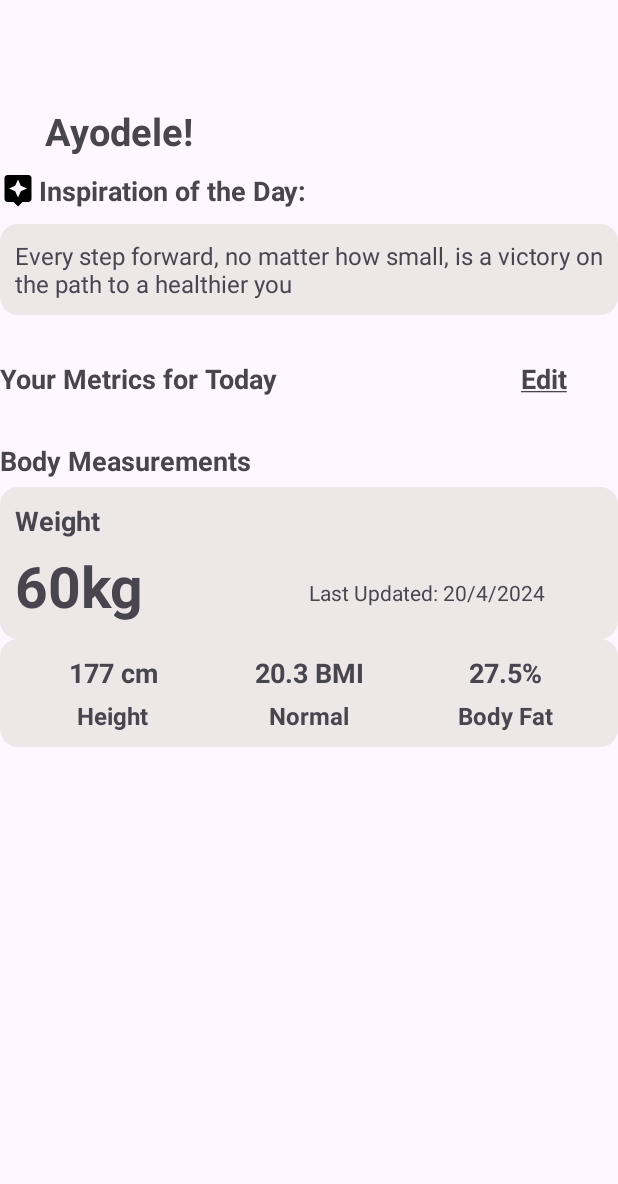
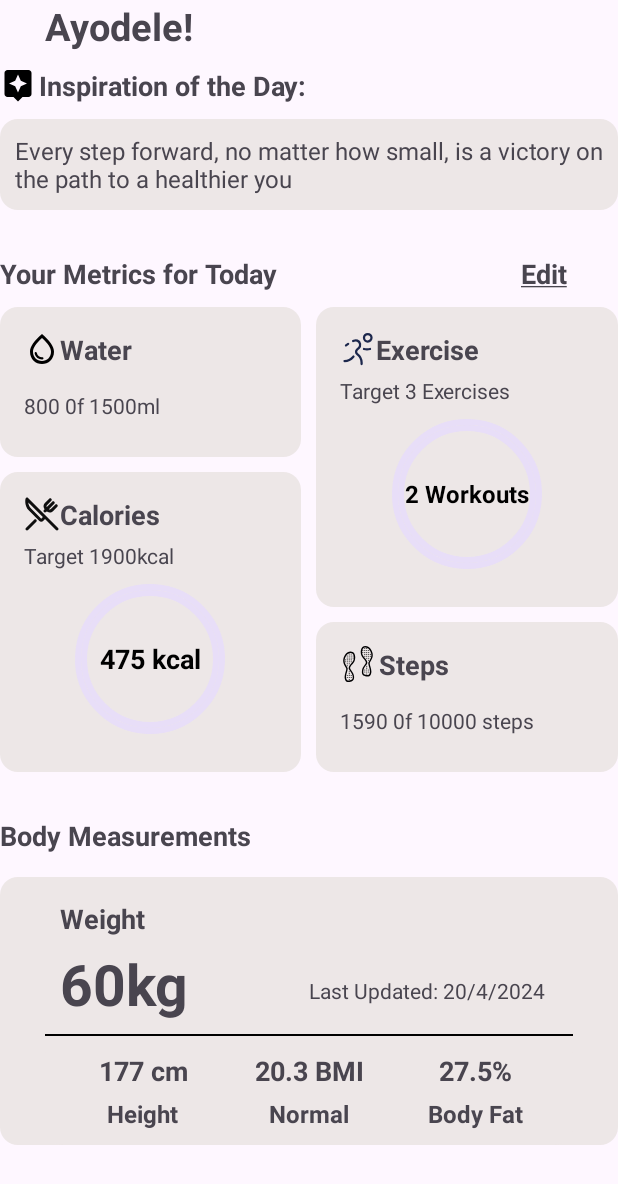
Before and after one commit to Ayoor/Gravity, an Android app: the layout dashboard_items.xml on its own in the app's theme, with its tools: preview values and no code run, on a phone screen of 412 x 824 dp. Shown: the top 1184 px of the screen. Run offline under Robolectric (Android 15) with nearby library versions, the phone set to English and light mode, and no system bars.

```diff
--- a/app/build.gradle.kts
+++ b/app/build.gradle.kts
@@ -60,8 +60,9 @@ dependencies {
     // When using the BoM, don't specify versions in Firebase dependencies
     implementation("com.google.firebase:firebase-analytics")
 
+//    for bottom nav
+    implementation (libs.material)
 
-    // Add the dependencies for any other desired Firebase products
-    // https://firebase.google.com/docs/android/setup#available-libraries
+
 
 }
--- /dev/null
+++ b/app/src/main/res/drawable/day_mode.xml
@@ -0,0 +1,5 @@
+<vector xmlns:android="http://schemas.android.com/apk/res/android" android:height="24dp" android:tint="#000000" android:viewportHeight="24" android:viewportWidth="24" android:width="24dp">
+
+    <path android:fillColor="@android:color/white" android:pathData="M11,4V2c0,-0.55 0.45,-1 1,-1s1,0.45 1,1v2c0,0.55 -0.45,1 -1,1S11,4.55 11,4zM18.36,7.05l1.41,-1.42c0.39,-0.39 0.39,-1.02 0,-1.41c-0.39,-0.39 -1.02,-0.39 -1.41,0l-1.41,1.42c-0.39,0.39 -0.39,1.02 0,1.41C17.34,7.44 17.97,7.44 18.36,7.05zM22,11h-2c-0.55,0 -1,0.45 -1,1s0.45,1 1,1h2c0.55,0 1,-0.45 1,-1S22.55,11 22,11zM12,19c-0.55,0 -1,0.45 -1,1v2c0,0.55 0.45,1 1,1s1,-0.45 1,-1v-2C13,19.45 12.55,19 12,19zM5.64,7.05L4.22,5.64c-0.39,-0.39 -0.39,-1.03 0,-1.41s1.03,-0.39 1.41,0l1.41,1.41c0.39,0.39 0.39,1.03 0,1.41S6.02,7.44 5.64,7.05zM16.95,16.95c-0.39,0.39 -0.39,1.03 0,1.41l1.41,1.41c0.39,0.39 1.03,0.39 1.41,0c0.39,-0.39 0.39,-1.03 0,-1.41l-1.41,-1.41C17.98,16.56 17.34,16.56 16.95,16.95zM2,13h2c0.55,0 1,-0.45 1,-1s-0.45,-1 -1,-1H2c-0.55,0 -1,0.45 -1,1S1.45,13 2,13zM5.64,19.78l1.41,-1.41c0.39,-0.39 0.39,-1.03 0,-1.41s-1.03,-0.39 -1.41,0l-1.41,1.41c-0.39,0.39 -0.39,1.03 0,1.41C4.61,20.17 5.25,20.17 5.64,19.78zM12,6c-3.31,0 -6,2.69 -6,6s2.69,6 6,6s6,-2.69 6,-6S15.31,6 12,6z"/>
+
+</vector>
--- /dev/null
+++ b/app/src/main/res/drawable/edit.xml
@@ -0,0 +1,5 @@
+<vector xmlns:android="http://schemas.android.com/apk/res/android" android:height="24dp" android:tint="#000000" android:viewportHeight="24" android:viewportWidth="24" android:width="24dp">
+
+    <path android:fillColor="@android:color/white" android:pathData="M3,17.25V21h3.75L17.81,9.94l-3.75,-3.75L3,17.25zM20.71,7.04c0.39,-0.39 0.39,-1.02 0,-1.41l-2.34,-2.34c-0.39,-0.39 -1.02,-0.39 -1.41,0l-1.83,1.83 3.75,3.75 1.83,-1.83z"/>
+
+</vector>
--- /dev/null
+++ b/app/src/main/res/drawable/logout.xml
@@ -0,0 +1,5 @@
+<vector xmlns:android="http://schemas.android.com/apk/res/android" android:autoMirrored="true" android:height="24dp" android:tint="#000000" android:viewportHeight="24" android:viewportWidth="24" android:width="24dp">
+
+    <path android:fillColor="@android:color/white" android:pathData="M17,7l-1.41,1.41L18.17,11H8v2h10.17l-2.58,2.58L17,17l5,-5zM4,5h8V3H4c-1.1,0 -2,0.9 -2,2v14c0,1.1 0.9,2 2,2h8v-2H4V5z"/>
+
+</vector>
--- /dev/null
+++ b/app/src/main/res/drawable/menu.xml
@@ -0,0 +1,5 @@
+<vector xmlns:android="http://schemas.android.com/apk/res/android" android:height="24dp" android:tint="#000000" android:viewportHeight="24" android:viewportWidth="24" android:width="24dp">
+
+    <path android:fillColor="@android:color/white" android:pathData="M3,18h18v-2L3,16v2zM3,13h18v-2L3,11v2zM3,6v2h18L21,6L3,6z"/>
+
+</vector>
--- /dev/null
+++ b/app/src/main/res/drawable/night_mode.xml
@@ -0,0 +1,5 @@
+<vector xmlns:android="http://schemas.android.com/apk/res/android" android:height="24dp" android:tint="#000000" android:viewportHeight="24" android:viewportWidth="24" android:width="24dp">
+
+    <path android:fillColor="@android:color/white" android:pathData="M9.5,2c-1.82,0 -3.53,0.5 -5,1.35c2.99,1.73 5,4.95 5,8.65s-2.01,6.92 -5,8.65C5.97,21.5 7.68,22 9.5,22c5.52,0 10,-4.48 10,-10S15.02,2 9.5,2z"/>
+
+</vector>
--- /dev/null
+++ b/app/src/main/res/drawable/stats.xml
@@ -0,0 +1,5 @@
+<vector xmlns:android="http://schemas.android.com/apk/res/android" android:height="24dp" android:tint="#000000" android:viewportHeight="24" android:viewportWidth="24" android:width="24dp">
+
+    <path android:fillColor="@android:color/white" android:pathData="M19.88,18.47c0.44,-0.7 0.7,-1.51 0.7,-2.39c0,-2.49 -2.01,-4.5 -4.5,-4.5s-4.5,2.01 -4.5,4.5s2.01,4.5 4.49,4.5c0.88,0 1.7,-0.26 2.39,-0.7L21.58,23L23,21.58L19.88,18.47zM16.08,18.58c-1.38,0 -2.5,-1.12 -2.5,-2.5c0,-1.38 1.12,-2.5 2.5,-2.5s2.5,1.12 2.5,2.5C18.58,17.46 17.46,18.58 16.08,18.58zM15.72,10.08c-0.74,0.02 -1.45,0.18 -2.1,0.45l-0.55,-0.83l-3.8,6.18l-3.01,-3.52l-3.63,5.81L1,17l5,-8l3,3.5L13,6C13,6 15.72,10.08 15.72,10.08zM18.31,10.58c-0.64,-0.28 -1.33,-0.45 -2.05,-0.49c0,0 5.12,-8.09 5.12,-8.09L23,3.18L18.31,10.58z"/>
+
+</vector>
--- /dev/null
+++ b/app/src/main/res/drawable/user.xml
@@ -0,0 +1,5 @@
+<vector xmlns:android="http://schemas.android.com/apk/res/android" android:height="24dp" android:tint="#000000" android:viewportHeight="24" android:viewportWidth="24" android:width="24dp">
+
+    <path android:fillColor="@android:color/white" android:pathData="M12,12c2.21,0 4,-1.79 4,-4s-1.79,-4 -4,-4 -4,1.79 -4,4 1.79,4 4,4zM12,14c-2.67,0 -8,1.34 -8,4v2h16v-2c0,-2.66 -5.33,-4 -8,-4z"/>
+
+</vector>
--- /dev/null
+++ b/app/src/main/res/drawable/widget_background.xml
@@ -0,0 +1,21 @@
+<?xml version="1.0" encoding="utf-8"?>
+<layer-list xmlns:android="http://schemas.android.com/apk/res/android" >
+    <item
+        android:bottom="1dp"
+        android:left="-2dp"
+        android:right="-2dp"
+        android:top="-2dp">
+        <shape android:shape="rectangle" >
+            <stroke
+                android:width="1dp"
+                android:color="@color/black" />
+            <solid android:color="@color/lightGrey" />
+
+            <padding android:left="10dp"
+                android:right="10dp"
+                android:top="10dp"
+                android:bottom="10dp" />
+        </shape>
+    </item>
+
+</layer-list>
--- a/app/src/main/res/layout/dashboard_items.xml
+++ b/app/src/main/res/layout/dashboard_items.xml
@@ -17,7 +17,6 @@
         android:layout_width="wrap_content"
         android:layout_height="wrap_content"
         android:textSize="25sp"
-        android:layout_marginTop="70dp"
         android:layout_marginStart="30dp"
         android:textStyle="bold"
         tools:text="Ayodele!" />
@@ -89,203 +88,203 @@
 
     </LinearLayout>
 
-<!--    &lt;!&ndash;metrics widget&ndash;&gt;-->
-<!--    <LinearLayout-->
-<!--        android:layout_width="match_parent"-->
-<!--        android:layout_height="wrap_content"-->
-<!--        android:layout_marginTop="10dp"-->
-<!--        android:orientation="horizontal"-->
-<!--        android:baselineAligned="false">-->
+    <!--metrics widget-->
+    <LinearLayout
+        android:layout_width="match_parent"
+        android:layout_height="wrap_content"
+        android:layout_marginTop="10dp"
+        android:orientation="horizontal"
+        android:baselineAligned="false">
 
-<!--        &lt;!&ndash; First row &ndash;&gt;-->
-<!--        <LinearLayout-->
-<!--            android:layout_width="0dp"-->
-<!--            android:layout_height="wrap_content"-->
-<!--            android:layout_weight="1"-->
-<!--            android:orientation="vertical">-->
+        <!-- First row -->
+        <LinearLayout
+            android:layout_width="0dp"
+            android:layout_height="wrap_content"
+            android:layout_weight="1"
+            android:orientation="vertical">
 
-<!--            &lt;!&ndash; Water Metrics &ndash;&gt;-->
-<!--            <LinearLayout-->
-<!--                android:layout_width="match_parent"-->
-<!--                android:layout_height="100dp"-->
-<!--                android:background="@drawable/quote_background"-->
-<!--                android:orientation="vertical"-->
-<!--                android:padding="16dp">-->
+            <!-- Water Metrics -->
+            <LinearLayout
+                android:layout_width="match_parent"
+                android:layout_height="100dp"
+                android:background="@drawable/quote_background"
+                android:orientation="vertical"
+                android:padding="16dp">
 
-<!--                <TextView-->
-<!--                    android:layout_width="wrap_content"-->
-<!--                    android:layout_height="wrap_content"-->
-<!--                    android:text="@string/water"-->
-<!--                    android:textStyle="bold"-->
-<!--                    app:drawableStartCompat="@drawable/waterdrop"-->
-<!--                    android:textSize="18sp"-->
-<!--                    />-->
-<!--                <TextView-->
-<!--                    android:layout_width="wrap_content"-->
-<!--                    android:layout_height="wrap_content"-->
-<!--                    android:text="800 0f 1500ml"-->
-<!--                    android:textSize="14sp"-->
-<!--                    android:layout_marginTop="15dp"-->
-<!--                    />-->
-<!--                <com.google.android.material.progressindicator.LinearProgressIndicator-->
-<!--                    android:id="@+id/waterProgressIndicator"-->
-<!--                    android:layout_width="match_parent"-->
-<!--                    android:layout_height="wrap_content"-->
-<!--                    android:layout_marginTop="10dp" />-->
+                <TextView
+                    android:layout_width="wrap_content"
+                    android:layout_height="wrap_content"
+                    android:text="@string/water"
+                    android:textStyle="bold"
+                    app:drawableStartCompat="@drawable/waterdrop"
+                    android:textSize="18sp"
+                    />
+                <TextView
+                    android:layout_width="wrap_content"
+                    android:layout_height="wrap_content"
+                    android:text="800 0f 1500ml"
+                    android:textSize="14sp"
+                    android:layout_marginTop="15dp"
+                    />
+                <com.google.android.material.progressindicator.LinearProgressIndicator
+                    android:id="@+id/waterProgressIndicator"
+                    android:layout_width="match_parent"
+                    android:layout_height="wrap_content"
+                    android:layout_marginTop="10dp" />
 
 
-<!--            </LinearLayout>-->
+            </LinearLayout>
 
-<!--            &lt;!&ndash; Second item &ndash;&gt;-->
-<!--            <LinearLayout-->
-<!--                android:layout_width="match_parent"-->
-<!--                android:layout_height="200dp"-->
-<!--                android:background="@drawable/quote_background"-->
-<!--                android:layout_marginTop="10dp"-->
-<!--                android:orientation="vertical"-->
-<!--                android:padding="16dp">-->
+            <!-- Second item -->
+            <LinearLayout
+                android:layout_width="match_parent"
+                android:layout_height="200dp"
+                android:background="@drawable/quote_background"
+                android:layout_marginTop="10dp"
+                android:orientation="vertical"
+                android:padding="16dp">
 
-<!--                <TextView-->
-<!--                    android:layout_width="wrap_content"-->
-<!--                    android:layout_height="wrap_content"-->
-<!--                    android:text="@string/calories"-->
-<!--                    android:textStyle="bold"-->
-<!--                    app:drawableStartCompat="@drawable/cutlery"-->
-<!--                    android:textSize="18sp" />-->
+                <TextView
+                    android:layout_width="wrap_content"
+                    android:layout_height="wrap_content"
+                    android:text="@string/calories"
+                    android:textStyle="bold"
+                    app:drawableStartCompat="@drawable/cutlery"
+                    android:textSize="18sp" />
 
-<!--                <TextView-->
-<!--                    android:layout_width="wrap_content"-->
-<!--                    android:layout_height="wrap_content"-->
-<!--                    android:text="Target 1900kcal"-->
-<!--                    android:textSize="14sp"-->
-<!--                    android:layout_marginTop="5dp"-->
-<!--                    />-->
+                <TextView
+                    android:layout_width="wrap_content"
+                    android:layout_height="wrap_content"
+                    android:text="Target 1900kcal"
+                    android:textSize="14sp"
+                    android:layout_marginTop="5dp"
+                    />
 
-<!--                <FrameLayout-->
-<!--                    android:layout_width="match_parent"-->
-<!--                    android:layout_height="match_parent">-->
+                <FrameLayout
+                    android:layout_width="match_parent"
+                    android:layout_height="match_parent">
 
-<!--                    <com.google.android.material.progressindicator.CircularProgressIndicator-->
-<!--                        android:id="@+id/caloryProgressIndicator"-->
-<!--                        android:layout_width="wrap_content"-->
-<!--                        android:layout_height="wrap_content"-->
-<!--                        android:layout_gravity="center"-->
-<!--                        app:indicatorSize="100dp" />-->
-<!--                    &lt;!&ndash;                    a second one to increase the thickness&ndash;&gt;-->
-<!--                    <com.google.android.material.progressindicator.CircularProgressIndicator-->
-<!--                        android:id="@+id/caloryProgressIndicator2"-->
-<!--                        android:layout_width="wrap_content"-->
-<!--                        android:layout_height="wrap_content"-->
-<!--                        android:layout_gravity="center"-->
-<!--                        app:indicatorSize="92dp" />-->
+                    <com.google.android.material.progressindicator.CircularProgressIndicator
+                        android:id="@+id/caloryProgressIndicator"
+                        android:layout_width="wrap_content"
+                        android:layout_height="wrap_content"
+                        android:layout_gravity="center"
+                        app:indicatorSize="100dp" />
+                    <!--                    a second one to increase the thickness-->
+                    <com.google.android.material.progressindicator.CircularProgressIndicator
+                        android:id="@+id/caloryProgressIndicator2"
+                        android:layout_width="wrap_content"
+                        android:layout_height="wrap_content"
+                        android:layout_gravity="center"
+                        app:indicatorSize="92dp" />
 
-<!--                    <TextView-->
-<!--                        android:layout_width="wrap_content"-->
-<!--                        android:layout_height="wrap_content"-->
-<!--                        android:layout_gravity="center"-->
-<!--                        android:textSize="18sp"-->
-<!--                        android:textStyle="bold"-->
-<!--                        android:textColor="@android:color/black"-->
-<!--                        android:text="475 kcal"-->
-<!--                        />-->
-<!--                </FrameLayout>-->
-<!--            </LinearLayout>-->
+                    <TextView
+                        android:layout_width="wrap_content"
+                        android:layout_height="wrap_content"
+                        android:layout_gravity="center"
+                        android:textSize="18sp"
+                        android:textStyle="bold"
+                        android:textColor="@android:color/black"
+                        android:text="475 kcal"
+                        />
+                </FrameLayout>
+            </LinearLayout>
 
-<!--        </LinearLayout>-->
+        </LinearLayout>
 
-<!--        &lt;!&ndash; Second Column &ndash;&gt;-->
-<!--        <LinearLayout-->
-<!--            android:layout_width="0dp"-->
-<!--            android:layout_height="wrap_content"-->
-<!--            android:layout_weight="1"-->
-<!--            android:orientation="vertical"-->
-<!--            android:layout_marginStart="10dp">-->
+        <!-- Second Column -->
+        <LinearLayout
+            android:layout_width="0dp"
+            android:layout_height="wrap_content"
+            android:layout_weight="1"
+            android:orientation="vertical"
+            android:layout_marginStart="10dp">
 
-<!--            &lt;!&ndash; Third item &ndash;&gt;-->
-<!--            <LinearLayout-->
-<!--                android:layout_width="match_parent"-->
-<!--                android:layout_height="200dp"-->
-<!--                android:background="@drawable/quote_background"-->
-<!--                android:orientation="vertical"-->
-<!--                android:padding="16dp">-->
+            <!-- Third item -->
+            <LinearLayout
+                android:layout_width="match_parent"
+                android:layout_height="200dp"
+                android:background="@drawable/quote_background"
+                android:orientation="vertical"
+                android:padding="16dp">
 
-<!--                <TextView-->
-<!--                    android:layout_width="wrap_content"-->
-<!--                    android:layout_height="wrap_content"-->
-<!--                    android:text="@string/exercise"-->
-<!--                    android:textStyle="bold"-->
-<!--                    app:drawableStartCompat="@drawable/exercise_gym"-->
-<!--                    android:textSize="18sp" />-->
+                <TextView
+                    android:layout_width="wrap_content"
+                    android:layout_height="wrap_content"
+                    android:text="@string/exercise"
+                    android:textStyle="bold"
+                    app:drawableStartCompat="@drawable/exercise_gym"
+                    android:textSize="18sp" />
 
-<!--                <TextView-->
-<!--                    android:layout_width="wrap_content"-->
-<!--                    android:layout_height="wrap_content"-->
-<!--                    android:text="Target 3 Exercises"-->
-<!--                    android:textSize="14sp"-->
-<!--                    android:layout_marginTop="5dp"-->
-<!--                    />-->
+                <TextView
+                    android:layout_width="wrap_content"
+                    android:layout_height="wrap_content"
+                    android:text="Target 3 Exercises"
+                    android:textSize="14sp"
+                    android:layout_marginTop="5dp"
+                    />
 
-<!--                <FrameLayout-->
-<!--                    android:layout_width="match_parent"-->
-<!--                    android:layout_height="match_parent">-->
+                <FrameLayout
+                    android:layout_width="match_parent"
+                    android:layout_height="match_parent">
 
-<!--                    <com.google.android.material.progressindicator.CircularProgressIndicator-->
-<!--                        android:id="@+id/exerciseProgressIndicator"-->
-<!--                        android:layout_width="wrap_content"-->
-<!--                        android:layout_height="wrap_content"-->
-<!--                        android:layout_gravity="center"-->
-<!--                        app:indicatorSize="100dp" />-->
-<!--                    <com.google.android.material.progressindicator.CircularProgressIndicator-->
-<!--                        android:id="@+id/exerciseProgressIndicator2"-->
-<!--                        android:layout_width="wrap_content"-->
-<!--                        android:layout_height="wrap_content"-->
-<!--                        android:layout_gravity="center"-->
-<!--                        app:indicatorSize="92dp" />-->
+                    <com.google.android.material.progressindicator.CircularProgressIndicator
+                        android:id="@+id/exerciseProgressIndicator"
+                        android:layout_width="wrap_content"
+                        android:layout_height="wrap_content"
+                        android:layout_gravity="center"
+                        app:indicatorSize="100dp" />
+                    <com.google.android.material.progressindicator.CircularProgressIndicator
+                        android:id="@+id/exerciseProgressIndicator2"
+                        android:layout_width="wrap_content"
+                        android:layout_height="wrap_content"
+                        android:layout_gravity="center"
+                        app:indicatorSize="92dp" />
 
-<!--                    <TextView-->
-<!--                        android:layout_width="wrap_content"-->
-<!--                        android:layout_height="wrap_content"-->
-<!--                        android:layout_gravity="center"-->
-<!--                        android:textSize="16sp"-->
-<!--                        android:textStyle="bold"-->
-<!--                        android:textColor="@android:color/black"-->
-<!--                        android:text="2 Workouts"-->
-<!--                        />-->
-<!--                </FrameLayout>-->
-<!--            </LinearLayout>-->
+                    <TextView
+                        android:layout_width="wrap_content"
+                        android:layout_height="wrap_content"
+                        android:layout_gravity="center"
+                        android:textSize="16sp"
+                        android:textStyle="bold"
+                        android:textColor="@android:color/black"
+                        android:text="2 Workouts"
+                        />
+                </FrameLayout>
+            </LinearLayout>
 
-<!--            &lt;!&ndash; Fourth item &ndash;&gt;-->
-<!--            <LinearLayout-->
-<!--                android:layout_width="match_parent"-->
-<!--                android:layout_height="100dp"-->
-<!--                android:background="@drawable/quote_background"-->
-<!--                android:layout_marginTop="10dp"-->
-<!--                android:orientation="vertical"-->
-<!--                android:padding="16dp">-->
+            <!-- Fourth item -->
+            <LinearLayout
+                android:layout_width="match_parent"
+                android:layout_height="100dp"
+                android:background="@drawable/quote_background"
+                android:layout_marginTop="10dp"
+                android:orientation="vertical"
+                android:padding="16dp">
 
-<!--                <TextView-->
-<!--                    android:layout_width="wrap_content"-->
-<!--                    android:layout_height="wrap_content"-->
-<!--                    android:text="@string/steps"-->
-<!--                    android:drawablePadding="2dp"-->
-<!--                    android:textStyle="bold"-->
-<!--                    app:drawableStartCompat="@drawable/footprint"-->
-<!--                    android:textSize="18sp" />-->
-<!--                <TextView-->
-<!--                    android:layout_width="wrap_content"-->
-<!--                    android:layout_height="wrap_content"-->
-<!--                    android:text="1590 0f 10000 steps"-->
-<!--                    android:textSize="14sp"-->
-<!--                    android:layout_marginTop="15dp"-->
-<!--                    />-->
-<!--                <com.google.android.material.progressindicator.LinearProgressIndicator-->
-<!--                    android:id="@+id/stepsProgressIndicator"-->
-<!--                    android:layout_width="match_parent"-->
-<!--                    android:layout_height="wrap_content"-->
-<!--                    android:layout_marginTop="10dp" />-->
-<!--            </LinearLayout>-->
-<!--        </LinearLayout>-->
-<!--    </LinearLayout>-->
+                <TextView
+                    android:layout_width="wrap_content"
+                    android:layout_height="wrap_content"
+                    android:text="@string/steps"
+                    android:drawablePadding="2dp"
+                    android:textStyle="bold"
+                    app:drawableStartCompat="@drawable/footprint"
+                    android:textSize="18sp" />
+                <TextView
+                    android:layout_width="wrap_content"
+                    android:layout_height="wrap_content"
+                    android:text="1590 0f 10000 steps"
+                    android:textSize="14sp"
+                    android:layout_marginTop="15dp"
+                    />
+                <com.google.android.material.progressindicator.LinearProgressIndicator
+                    android:id="@+id/stepsProgressIndicator"
+                    android:layout_width="match_parent"
+                    android:layout_height="wrap_content"
+                    android:layout_marginTop="10dp" />
+            </LinearLayout>
+        </LinearLayout>
+    </LinearLayout>
 
     <TextView
         android:layout_width="wrap_content"
@@ -293,12 +292,15 @@
         android:textSize="18sp"
         android:textStyle="bold"
         android:layout_marginTop="30dp"
+        android:layout_marginBottom="15dp"
         android:text="@string/body_measurements"
         />
     <!-- Body Measurements -->
     <LinearLayout
         android:layout_width="match_parent"
         android:layout_height="wrap_content"
+        android:background="@drawable/quote_background"
+        android:paddingHorizontal="30dp"
         android:orientation="vertical">
 
         <!--        top row-->
@@ -306,7 +308,7 @@
             android:orientation="horizontal"
             android:layout_marginTop="5dp"
             android:padding="10dp"
-            android:background="@drawable/quote_background"
+            android:background="@drawable/widget_background"
             android:layout_width="match_parent"
             android:layout_height="wrap_content"
             android:baselineAligned="false">
--- a/app/src/main/res/values/colors.xml
+++ b/app/src/main/res/values/colors.xml
@@ -4,4 +4,5 @@
     <color name="white">#FFFFFFFF</color>
     <color name="lightGrey">#EDE7E7</color>
     <color name="purple">#800080</color>
+    <color name="testwhite">#F4F4F4</color>
 </resources>
```
Also changed, not shown: app/src/main/java/tech/ayodele/gravity/Dashboard.kt (+62 -2 lines), app/src/main/res/drawable/profile_circle.xml (added, +12 -0 lines), app/src/main/res/layout/activity_dashboard.xml (+55 -16 lines), app/src/main/res/layout/drawer_header.xml (added, +46 -0 lines), app/src/main/res/menu/bottom_nav.xml (added, +12 -0 lines), app/src/main/res/menu/side_nav.xml (added, +22 -0 lines), app/src/main/res/values/strings.xml (+8 -0 lines).
